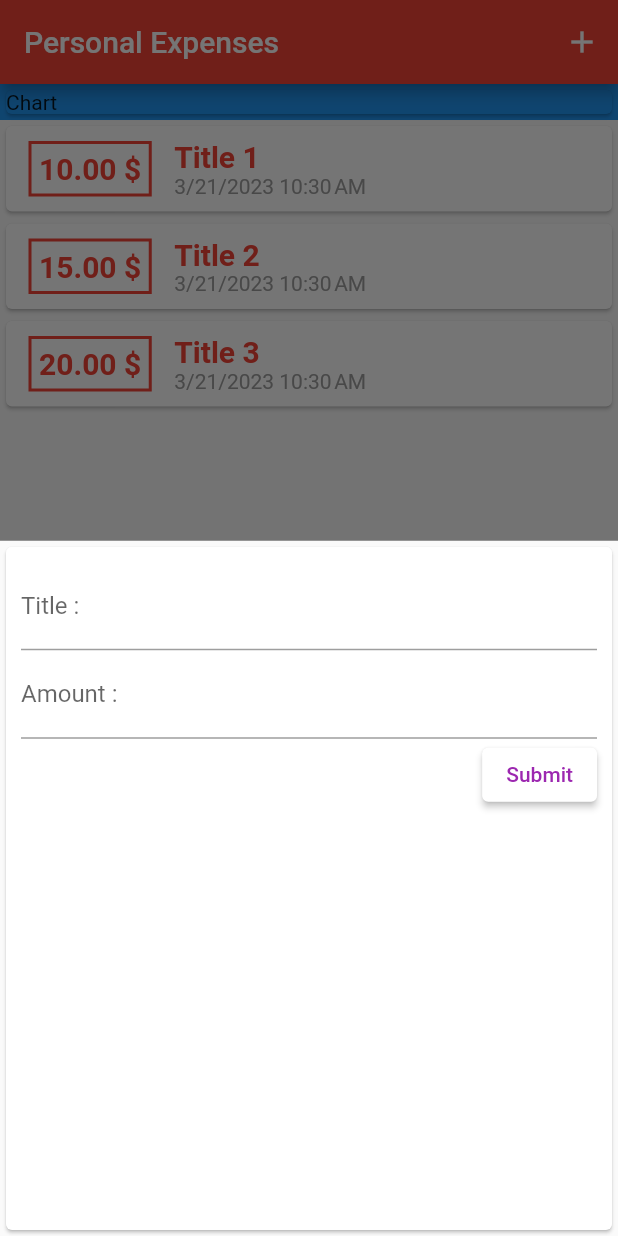
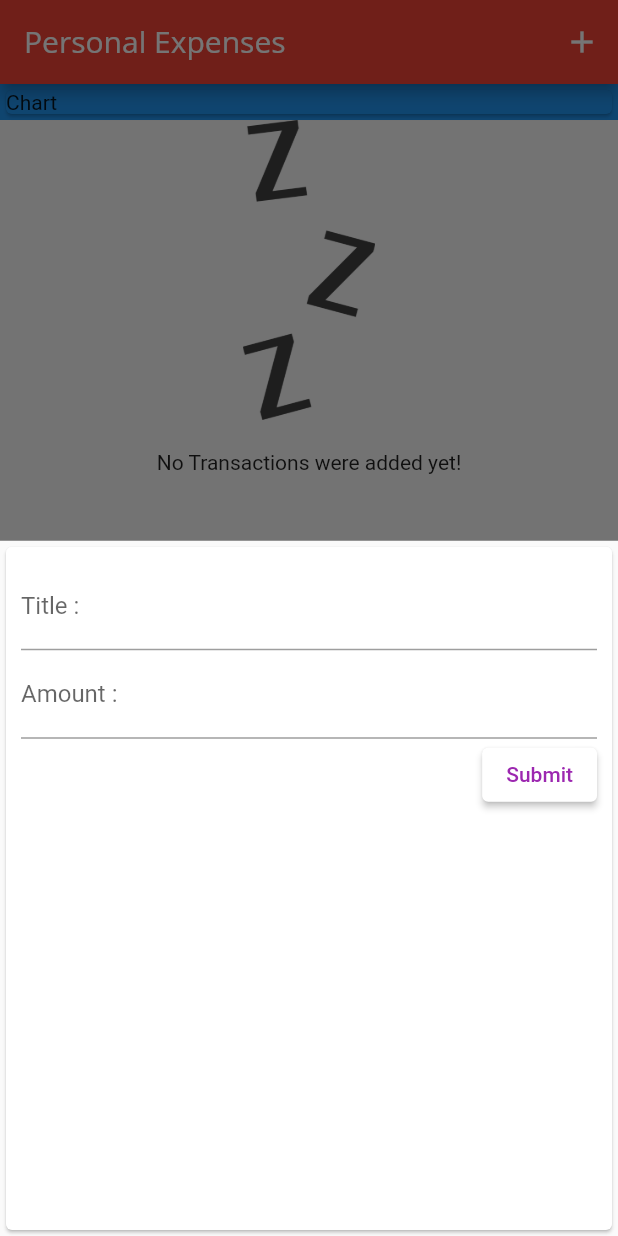
Before and after one commit to Tris-909/Flutter, a Flutter app: the screen it shows after launch, after a tap on the "add" icon, on a phone screen of 412 x 824 dp. Run offline on Flutter 3.47's test engine with Material 2 defaults, Android fonts, the phone set to English and light mode, and no system bars.

Commit message:
(23) Custom Font, theme, Adding images as assets, Image widget

```diff
--- a/expenses_app/lib/main.dart
+++ b/expenses_app/lib/main.dart
@@ -13,9 +13,12 @@ class MyApp extends StatelessWidget {
     return MaterialApp(
       title: "Personal Expenses",
       theme: ThemeData(
-        primarySwatch: Colors.red,
-        accentColor: Colors.amber,
-      ),
+          primarySwatch: Colors.red,
+          accentColor: Colors.amber,
+          fontFamily: 'OpenSans',
+          textTheme: ThemeData.light()
+              .textTheme
+              .copyWith(titleLarge: TextStyle(fontFamily: 'OpenSans'))),
       home: MyHomePage(),
     );
   }
@@ -28,9 +31,9 @@ class MyHomePage extends StatefulWidget {
 
 class MyHomePageState extends State<MyHomePage> {
   List<Transaction> transactions = [
-    Transaction(id: "1", title: 'Title 1', amount: 10.00, date: DateTime.now()),
-    Transaction(id: "2", title: 'Title 2', amount: 15.00, date: DateTime.now()),
-    Transaction(id: "3", title: 'Title 3', amount: 20.00, date: DateTime.now()),
+    // Transaction(id: "1", title: 'Title 1', amount: 10.00, date: DateTime.now()),
+    // Transaction(id: "2", title: 'Title 2', amount: 15.00, date: DateTime.now()),
+    // Transaction(id: "3", title: 'Title 3', amount: 20.00, date: DateTime.now()),
   ];
 
   void addNewTransaction(String title, double amount) {
--- a/expenses_app/lib/widgets/list.dart
+++ b/expenses_app/lib/widgets/list.dart
@@ -11,7 +11,23 @@ class TransactionList extends StatelessWidget {
   Widget build(BuildContext context) {
     return Container(
         height: 600,
-        child: ListView(
+        child: transactions.isEmpty
+            ? Column(
+                children: [
+                  Container(
+                    height: 200,
+                    child: Image.asset(
+                      'assets/images/waiting.png',
+                      fit: BoxFit.cover,
+                    ),
+                  ),
+                  SizedBox(
+                    height: 20,
+                  ),
+                  Text("No Transactions were added yet!"),
+                ],
+              )
+            : ListView(
                 children: [
                   ...transactions.map(
                     (transaction) => Card(
@@ -22,7 +38,8 @@ class TransactionList extends StatelessWidget {
                                 vertical: 10, horizontal: 15),
                             decoration: BoxDecoration(
                                 border: Border.all(
-                              width: 2, color: Theme.of(context).primaryColor)),
+                                    width: 2,
+                                    color: Theme.of(context).primaryColor)),
                             padding: const EdgeInsets.all(5),
                             child: Text(
                               "${transaction.amount.toStringAsFixed(2)} \$",
@@ -44,7 +61,9 @@ class TransactionList extends StatelessWidget {
                                     color: Theme.of(context).primaryColor),
                               ),
                               Text(
-                          DateFormat.yMd().add_jm().format(transaction.date),
+                                DateFormat.yMd()
+                                    .add_jm()
+                                    .format(transaction.date),
                                 style: const TextStyle(color: Colors.grey),
                               )
                             ],
```
Also changed, not shown: expenses_app/pubspec.yaml (+13 -9 lines), expenses_app/assets/fonts/OpenSans-Bold.ttf (added), expenses_app/assets/fonts/OpenSans-Regular.ttf (added), expenses_app/assets/fonts/Quicksand-Bold.ttf (added), expenses_app/assets/fonts/Quicksand-Light.ttf (added), expenses_app/assets/fonts/Quicksand-Medium.ttf (added), expenses_app/assets/fonts/Quicksand-Regular.ttf (added), expenses_app/assets/images/waiting.png (added). Lines whose indentation alone changed are shown as unchanged.
